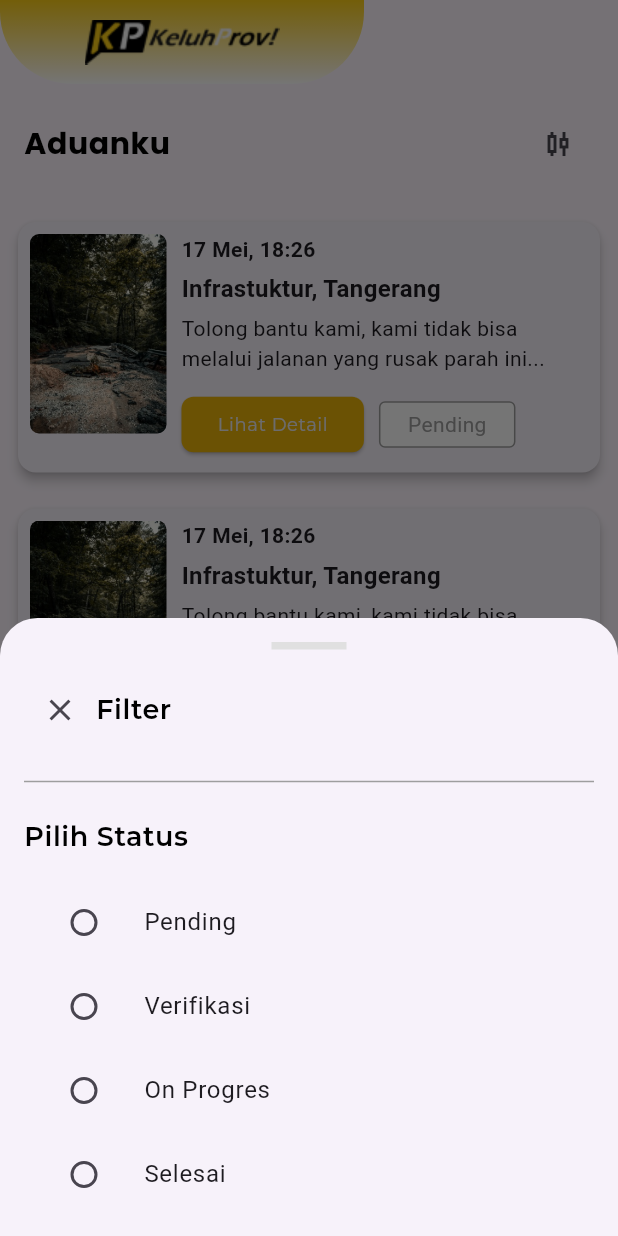
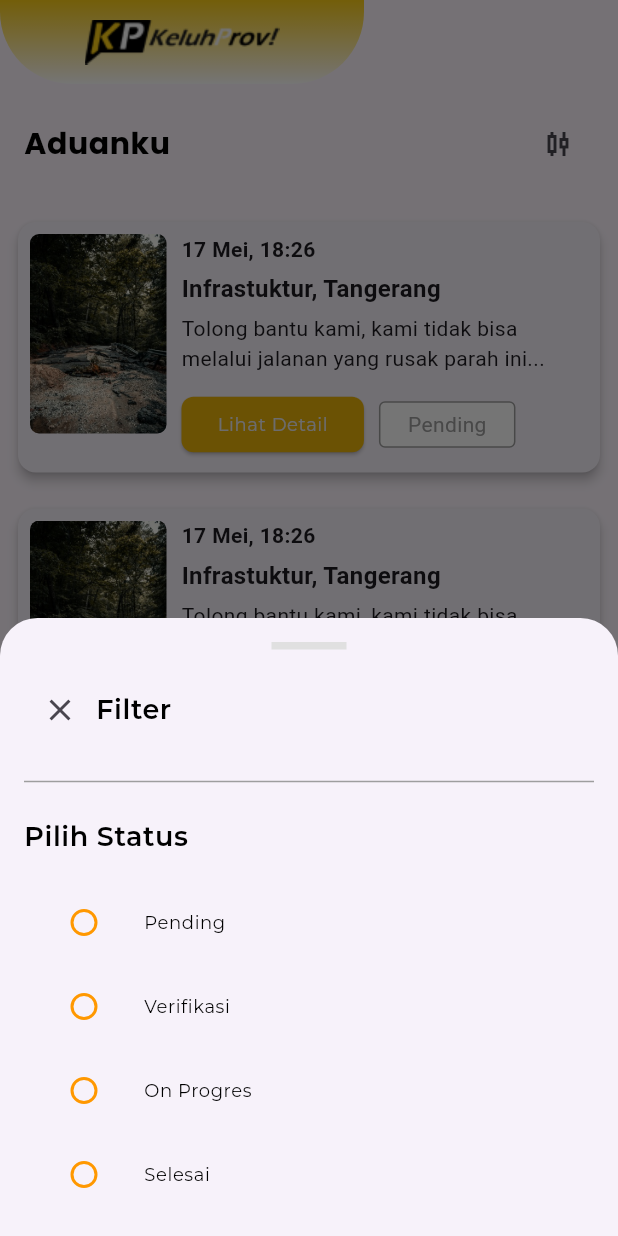
Before and after one commit to Capstone-Project-Alterra-Kelompok-8/e-complaint-mobile, a Flutter app: the screen it shows after launch, after a tap on the "candlestick chart" icon, on a phone screen of 412 x 824 dp. Run offline on Flutter 3.47's test engine with Material 3 defaults, Android fonts, the light colour scheme and no system bars; our stand-ins replace carousel_slider, dio, flutter_svg, gap, google_fonts, pinput.

Commit message:
✨ feat: update page aduanku

```diff
--- a/e_complaint_app/lib/constants/button_collections.dart
+++ b/e_complaint_app/lib/constants/button_collections.dart
@@ -42,10 +42,10 @@ class ButtonCollections {
   static ElevatedButton searchButton({required void Function()? onPressed}) {
   return ElevatedButton(
     style: ElevatedButton.styleFrom(
-      fixedSize: const Size(91, 31),
+      fixedSize: const Size(299, 40),
       backgroundColor: ColorCollections.buttonColor,
       shape: RoundedRectangleBorder(
-        borderRadius: BorderRadius.circular(4.0),
+        borderRadius: BorderRadius.circular(8.0),
       ),
     ),
     onPressed: onPressed,
@@ -53,7 +53,7 @@ class ButtonCollections {
       'Cari Aduanku',
       style: TextStyle(
         color: ColorCollections.textSecondaryColor,
-        fontSize: 16.0,
+        fontSize: 14.0,
         fontWeight: FontWeight.w600,
       ),
     ),
--- a/e_complaint_app/lib/views/screens/aduanku/aduanku_screen.dart
+++ b/e_complaint_app/lib/views/screens/aduanku/aduanku_screen.dart
@@ -110,7 +110,7 @@ void _showFilterBottomSheet() {
                       style: TextCollections.headingThree
                     ),
                     const SizedBox(height: 16),
-                  _buildStatusOption('Pending', Colors.orange, TextCollections.filterFont),
+                    _buildStatusOption('Pending', Colors.grey, TextCollections.filterFont),
                     _buildStatusOption('Verifikasi', Colors.green, TextCollections.filterFont),
                     _buildStatusOption('On Progres', Colors.blue, TextCollections.filterFont),
                     _buildStatusOption('Selesai', Colors.purple, TextCollections.filterFont),
@@ -146,8 +146,14 @@ void _showFilterBottomSheet() {
           });
         },
         activeColor: color,
+        fillColor: MaterialStateProperty.resolveWith<Color>((Set<MaterialState> states) {
+          if (states.contains(MaterialState.selected) || states.contains(MaterialState.pressed)) {
+            return color; // Warna setelah ditekan
+          }
+          return Colors.orange; // Warna sebelum ditekan
+        }),
       ),
-      title: Text(status),
+      title: Text(status, style: textStyle),
     );
   }
 
@@ -174,23 +180,9 @@ void _showFilterBottomSheet() {
                   'Aduanku',
                   style: TextCollections.titleFont
                 ),
-                Row(
-                  children: [
                 IconButton(
                   icon: Icon(Icons.candlestick_chart_outlined),
                   onPressed: _showFilterBottomSheet,
-                    ),
-                    if (_selectedStatus != null) ...[
-                      Text(
-                        'Filter',
-                        style: TextStyle(fontSize: 16, fontWeight: FontWeight.bold),
-                      ),
-                      IconButton(
-                        icon: Icon(Icons.clear),
-                        onPressed: _removeFilter,
-                      ),
-                    ],
-                  ],
                 ),
               ],
             ),
```
Lines whose indentation alone changed are shown as unchanged.
